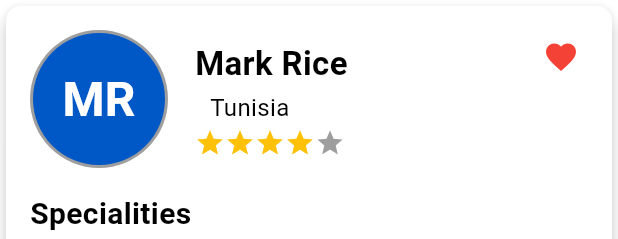
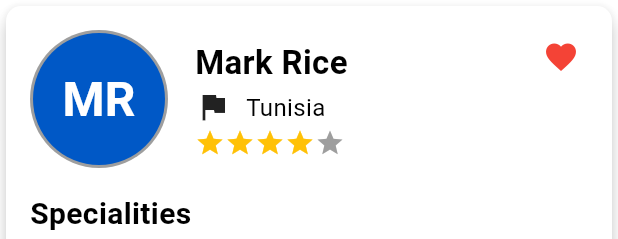
Before and after one commit to luuquang200/let_tutor, a Flutter app: the TutorInformationCard widget shown alone on an empty page, opened directly with sample values from the repository, on a phone screen of 412 x 824 dp. Shown: the top 239 px of the screen. Run offline on Flutter 3.47's test engine with Material 3 defaults, Android fonts, the phone set to English and light mode, and no system bars; our stand-ins replace cached_network_image, chewie, dio, equatable, flutter_bloc, flutter_svg and 2 more; missing offline and left inert: number_paginator; accounts and stored records are empty; network calls fail; project files that could hold a hidden picture were left out.

Commit message:
Refactor flag display in TutorInformationCard

```diff
--- a/lib/configs/app_config.dart
+++ b/lib/configs/app_config.dart
@@ -17,7 +17,6 @@ class AppConfig {
   }
 
   // get flag url from country code
-  // get flag url from country code
   static Future<String> getFlagUrl(String code) async {
     Country country = _countries.firstWhere(
       (country) => country.code == code,
@@ -27,11 +26,6 @@ class AppConfig {
       ),
     );
 
-    // If the input code is equal to the country name, swap them
-    if (country.name == code) {
-      return 'https://cdnjs.cloudflare.com/ajax/libs/flag-icon-css/3.4.3/flags/4x3/${country.code.toLowerCase()}.svg';
-    }
-
     if (country.code == 'Unknown') {
       return 'https://cdnjs.cloudflare.com/ajax/libs/flag-icon-css/3.4.3/flags/4x3/saint martin.svg';
     }
--- /dev/null
+++ b/lib/presentation/widgets/flag.dart
@@ -0,0 +1,66 @@
+import 'dart:developer';
+
+import 'package:flutter/material.dart';
+import 'package:flutter_svg/flutter_svg.dart';
+import 'package:dio/dio.dart';
+import 'package:let_tutor/configs/app_config.dart';
+
+class Flag extends StatelessWidget {
+  final String flagCode;
+
+  const Flag({Key? key, required this.flagCode}) : super(key: key);
+
+  @override
+  Widget build(BuildContext context) {
+    return FutureBuilder<String?>(
+      future: getCheckedFlagUrl(flagCode),
+      builder: (BuildContext context, AsyncSnapshot<String?> snapshot) {
+        log('flagUrl:$flagCode');
+        if (snapshot.connectionState == ConnectionState.waiting) {
+          return Container(
+            padding: const EdgeInsets.all(30.0),
+            child: const CircularProgressIndicator(),
+          );
+        } else if (snapshot.hasError || snapshot.data == null) {
+          return const Icon(Icons.flag);
+        } else {
+          return SvgPicture.network(
+            snapshot.data!,
+            width: 20,
+            height: 20,
+            placeholderBuilder: (BuildContext context) => Container(
+              padding: const EdgeInsets.all(30.0),
+              child: const CircularProgressIndicator(),
+            ),
+          );
+        }
+      },
+    );
+  }
+
+  Future<String?> checkUrl(String url) async {
+    try {
+      final response = await Dio().head(
+        url,
+        options: Options(
+          followRedirects: false,
+          validateStatus: (status) {
+            return status != null ? status < 500 : false;
+          },
+        ),
+      );
+      if (response.statusCode != 200) {
+        return null;
+      }
+      return url;
+    } catch (e) {
+      return null;
+    }
+  }
+
+  Future<String?> getCheckedFlagUrl(String flagCode) async {
+    String url = await AppConfig.getFlagUrl(flagCode);
+    log('url: $url');
+    return checkUrl(url);
+  }
+}
--- a/lib/presentation/widgets/tutor_information_card.dart
+++ b/lib/presentation/widgets/tutor_information_card.dart
@@ -5,6 +5,7 @@ import 'package:let_tutor/configs/app_config.dart';
 import 'package:let_tutor/data/models/country.dart';
 import 'package:let_tutor/data/models/tutors/tutor.dart';
 import 'package:let_tutor/presentation/styles/custom_text_style.dart';
+import 'package:let_tutor/presentation/widgets/flag.dart';
 import 'package:let_tutor/presentation/widgets/star_rating.dart';
 import 'package:let_tutor/presentation/widgets/tutor_avatar.dart';
 import 'package:let_tutor/routes.dart';
@@ -65,45 +66,7 @@ class TutorInformationCard extends StatelessWidget {
                   Row(
                     children: [
                       // flag
-                      // SvgPicture.network(
-                      //   AppConfig.getFlagUrl(tutor.country ?? ''),
-                      //   width: 20,
-                      //   height: 20,
-                      //   placeholderBuilder: (BuildContext context) => Container(
-                      //     padding: const EdgeInsets.all(30.0),
-                      //     child: const CircularProgressIndicator(),
-                      //   ),
-                      // ),
-                      // FutureBuilder<String>(
-                      //   future: AppConfig.getFlagUrl(tutor.country ?? ''),
-                      //   builder: (BuildContext context,
-                      //       AsyncSnapshot<String> snapshot) {
-                      //     if (snapshot.connectionState ==
-                      //         ConnectionState.waiting) {
-                      //       return Container(
-                      //         padding: const EdgeInsets.all(30.0),
-                      //         child: const CircularProgressIndicator(),
-                      //       );
-                      //     } else {
-                      //       if (snapshot.hasError) {
-                      //         // Return an error image or some kind of fallback
-                      //         return Icon(Icons.error);
-                      //       } else {
-                      //         return SvgPicture.network(
-                      //           snapshot.data!,
-                      //           width: 20,
-                      //           height: 20,
-                      //           placeholderBuilder: (BuildContext context) =>
-                      //               Container(
-                      //             padding: const EdgeInsets.all(30.0),
-                      //             child: const CircularProgressIndicator(),
-                      //           ),
-                      //         );
-                      //       }
-                      //     }
-                      //   },
-                      // ),
-
+                      Flag(flagCode: tutor.country ?? ''),
                       const SizedBox(width: 10),
                       Text(
                         _getNameCountry(tutor.country ?? ''),
@@ -141,10 +104,10 @@ class TutorInformationCard extends StatelessWidget {
     );
   }
 
-  String _getNameCountry(String code) {
+  String _getNameCountry(String codeOrName) {
     final country = AppConfig.countries.firstWhere(
-        (country) => country.code == code,
-        orElse: () => Country(name: 'Unknown', code: 'Unknown'));
+        (country) => country.code == codeOrName || country.name == codeOrName,
+        orElse: () => Country(name: '', code: ''));
     return country.name;
   }
 
```
